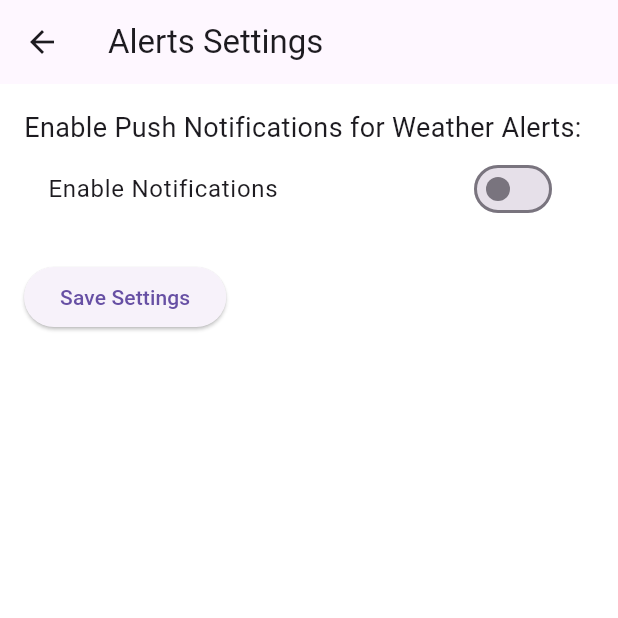
After one commit to anguyen221/Weatherly, a Flutter app: the AlertsScreen screen opened directly, after a tap on "Enable Notifications", on a phone screen of 412 x 824 dp, the top half of it. The commit adds this screen. Run offline on Flutter 3.47's test engine with Material 3 defaults, Android fonts, the phone set to English and light mode, and no system bars; our stand-ins replace cloud_firestore, firebase_auth, firebase_core, firebase_messaging, flutter_map, latlong2 and 2 more; accounts and stored records are empty.

Commit message:
Added the alerts screen

```diff
--- /dev/null
+++ b/lib/screens/alerts_screen.dart
@@ -0,0 +1,81 @@
+import 'package:flutter/material.dart';
+import 'package:firebase_messaging/firebase_messaging.dart';
+import 'themes.dart';
+
+class AlertsScreen extends StatefulWidget {
+  const AlertsScreen({super.key});
+
+  @override
+  State<AlertsScreen> createState() => _AlertsScreenState();
+}
+
+class _AlertsScreenState extends State<AlertsScreen> {
+  bool _isNotificationsEnabled = false;
+  final FirebaseMessaging _firebaseMessaging = FirebaseMessaging.instance;
+
+  @override
+  void initState() {
+    super.initState();
+    _checkNotificationPermission();
+  }
+
+  Future<void> _checkNotificationPermission() async {
+    NotificationSettings settings = await _firebaseMessaging.requestPermission();
+    setState(() {
+      _isNotificationsEnabled = settings.authorizationStatus == AuthorizationStatus.authorized;
+    });
+  }
+
+  void _toggleNotifications() async {
+    if (_isNotificationsEnabled) {
+      await _firebaseMessaging.unsubscribeFromTopic("weather_alerts");
+    } else {
+      await _firebaseMessaging.subscribeToTopic("weather_alerts");
+    }
+
+    setState(() {
+      _isNotificationsEnabled = !_isNotificationsEnabled;
+    });
+  }
+
+  @override
+  Widget build(BuildContext context) {
+    return ValueListenableBuilder<String?>(
+      valueListenable: AppThemes.selectedTheme ?? ValueNotifier(null),
+      builder: (context, selectedTheme, _) {
+        return Scaffold(
+          appBar: AppBar(
+            title: const Text("Alerts Settings"),
+          ),
+          body: Container(
+            decoration: AppThemes.getBackgroundDecoration(selectedTheme),
+            child: Padding(
+              padding: const EdgeInsets.all(16.0),
+              child: Column(
+                crossAxisAlignment: CrossAxisAlignment.start,
+                children: [
+                  const Text(
+                    'Enable Push Notifications for Weather Alerts:',
+                    style: TextStyle(fontSize: 18),
+                  ),
+                  SwitchListTile(
+                    title: const Text('Enable Notifications'),
+                    value: _isNotificationsEnabled,
+                    onChanged: (bool value) {
+                      _toggleNotifications();
+                    },
+                  ),
+                  const SizedBox(height: 20),
+                  ElevatedButton(
+                    onPressed: () {},
+                    child: const Text('Save Settings'),
+                  ),
+                ],
+              ),
+            ),
+          ),
+        );
+      },
+    );
+  }
+}
--- a/lib/screens/home_screen.dart
+++ b/lib/screens/home_screen.dart
@@ -11,6 +11,7 @@ import 'theme_selector.dart';
 import 'share_weather.dart';
 import 'settings_screen.dart';
 import 'community_reports_screen.dart';
+import 'alerts_screen.dart';
 import 'package:http/http.dart' as http;
 import 'dart:convert';
 
@@ -190,6 +191,16 @@ class _HomeScreenState extends State<HomeScreen> {
                 },
               ),
               IconButton(
+                icon: const Icon(Icons.notifications),
+                tooltip: "Alerts",
+                onPressed: () {
+                  Navigator.push(
+                    context,
+                    MaterialPageRoute(builder: (_) => const AlertsScreen()),
+                  );
+                },
+              ),
+              IconButton(
                 icon: const Icon(Icons.settings),
                 tooltip: "Settings",
                 onPressed: () {
--- a/pubspec.yaml
+++ b/pubspec.yaml
@@ -43,6 +43,7 @@ dependencies:
   flutter_map: ^8.1.1
   latlong2: ^0.9.1
   shared_preferences: ^2.2.2
+  firebase_messaging: ^15.2.5
 
 dev_dependencies:
   flutter_test:
```
Also changed, not shown: pubspec.lock, 1 other file.
